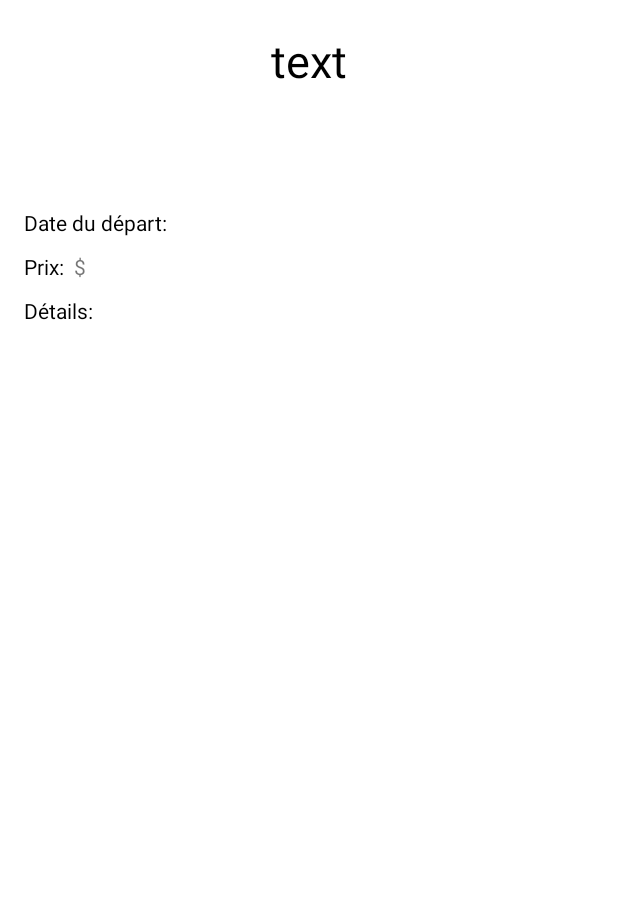
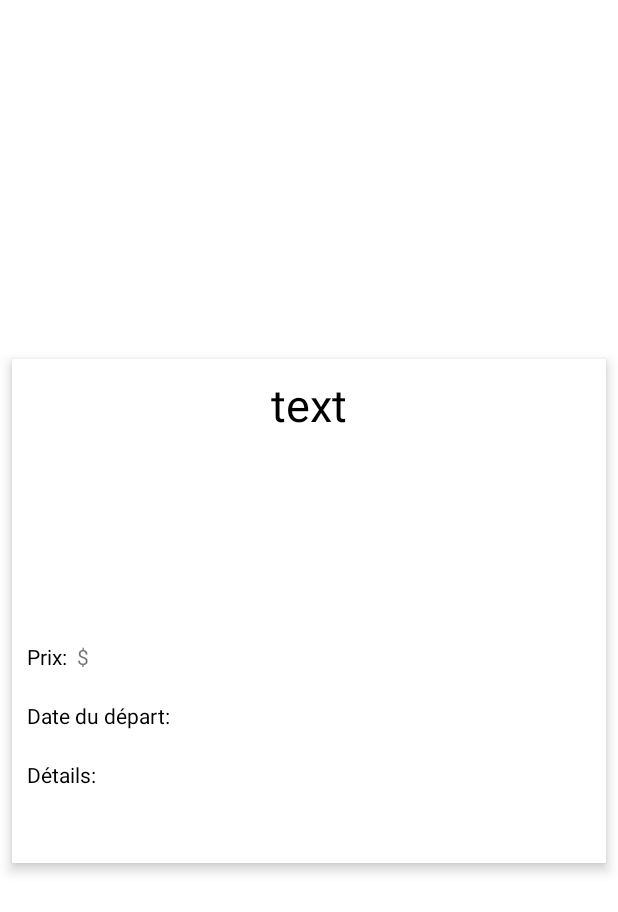
Before and after one commit to rjmo/Circuits, an Android app: the layout lister_circuits_map.xml on its own in the app's theme, with its tools: preview values and no code run, on a phone screen of 412 x 824 dp. Shown: the top 912 px of the screen. Run offline under Robolectric (Android 15) with nearby library versions, the light colour scheme and no system bars; network calls fail.

Commit message:
un peu plus de style.

```diff
--- /dev/null
+++ b/app/src/main/res/drawable/item_focused.xml
@@ -0,0 +1,4 @@
+<?xml version="1.0" encoding="utf-8"?>
+<selector xmlns:android="http://schemas.android.com/apk/res/android">
+
+</selector>
--- /dev/null
+++ b/app/src/main/res/drawable/item_normal.xml
@@ -0,0 +1,4 @@
+<?xml version="1.0" encoding="utf-8"?>
+<selector xmlns:android="http://schemas.android.com/apk/res/android">
+
+</selector>
--- /dev/null
+++ b/app/src/main/res/drawable/item_selected.xml
@@ -0,0 +1,4 @@
+<?xml version="1.0" encoding="utf-8"?>
+<selector xmlns:android="http://schemas.android.com/apk/res/android">
+
+</selector>
--- a/app/src/main/res/drawable/list_item_selector.xml
+++ b/app/src/main/res/drawable/list_item_selector.xml
@@ -1,6 +1,6 @@
 <?xml version="1.0" encoding="utf-8"?>
 <selector xmlns:android="http://schemas.android.com/apk/res/android">
-<!--    <item android:drawable="@drawable/item_selected" android:state_pressed="true"/>-->
-<!--    <item android:drawable="@drawable/item_focused" android:state_focused="true"/>-->
-<!--    <item android:drawable="@drawable/item_normal"/>-->
+    <item android:drawable="@drawable/item_selected" android:state_pressed="true"/>
+    <item android:drawable="@drawable/item_focused" android:state_focused="true"/>
+    <item android:drawable="@drawable/item_normal"/>
 </selector>
--- a/app/src/main/res/layout/lister_circuits_map.xml
+++ b/app/src/main/res/layout/lister_circuits_map.xml
@@ -8,12 +8,16 @@
 
     <LinearLayout
         android:id="@+id/linearLayoutMap"
-        android:layout_width="fill_parent"
-        android:layout_height="match_parent"
-        android:layout_marginStart="16dp"
-        android:layout_marginEnd="16dp"
+        android:layout_width="0dp"
+        android:layout_height="wrap_content"
+        android:layout_marginStart="8dp"
+        android:layout_marginEnd="8dp"
+        android:layout_marginBottom="10dp"
+        android:background="#FFFFFF"
+        android:elevation="5dp"
         android:orientation="vertical"
         app:layout_constraintBottom_toBottomOf="parent"
+        app:layout_constraintCircleRadius="10dp"
         app:layout_constraintEnd_toEndOf="parent"
         app:layout_constraintStart_toStartOf="parent"
         app:layout_constraintTop_toTopOf="parent">
@@ -22,53 +26,40 @@
             android:id="@+id/nomCircuit"
             android:layout_width="match_parent"
             android:layout_height="wrap_content"
+            android:padding="10dp"
             android:paddingTop="20dp"
             android:paddingBottom="20dp"
             android:text="text"
             android:textAlignment="center"
             android:textColor="@color/black"
-            android:textSize="30dp" />
+            android:textSize="30dp"
+            tools:padding="10dp" />
 
         <TextView
             android:id="@+id/descriptionCourteCircuit"
             android:layout_width="match_parent"
             android:layout_height="wrap_content"
+            android:padding="10dp"
             android:textAlignment="textStart" />
 
         <TextView
             android:id="@+id/descriptionLongueCircuit"
             android:layout_width="match_parent"
             android:layout_height="wrap_content"
+            android:padding="10dp"
             android:textAlignment="textStart" />
 
         <TextView
             android:id="@+id/infoGeneraleCircuit"
             android:layout_width="match_parent"
-            android:layout_height="wrap_content" />
+            android:layout_height="wrap_content"
+            android:padding="10dp" />
 
         <LinearLayout
             android:layout_width="wrap_content"
             android:layout_height="wrap_content"
             android:orientation="horizontal"
-            android:paddingBottom="10dp">
-
-            <TextView
-                android:id="@+id/datedepart"
-                android:layout_width="match_parent"
-                android:layout_height="wrap_content"
-                android:text="Date du départ: "
-                android:textColor="@color/black" />
-
-            <TextView
-                android:id="@+id/datePremierJourCircuit"
-                android:layout_width="match_parent"
-                android:layout_height="wrap_content" />
-        </LinearLayout>
-
-        <LinearLayout
-            android:layout_width="wrap_content"
-            android:layout_height="wrap_content"
-            android:orientation="horizontal"
+            android:padding="10dp"
             android:paddingBottom="10dp">
 
             <TextView
@@ -92,10 +83,31 @@
                 android:text=" $" />
         </LinearLayout>
 
+        <LinearLayout
+            android:layout_width="wrap_content"
+            android:layout_height="wrap_content"
+            android:orientation="horizontal"
+            android:padding="10dp"
+            android:paddingBottom="10dp">
+
+            <TextView
+                android:id="@+id/datedepart"
+                android:layout_width="match_parent"
+                android:layout_height="wrap_content"
+                android:text="Date du départ: "
+                android:textColor="@color/black" />
+
+            <TextView
+                android:id="@+id/datePremierJourCircuit"
+                android:layout_width="match_parent"
+                android:layout_height="wrap_content" />
+        </LinearLayout>
+
         <TextView
             android:id="@+id/textDetail"
             android:layout_width="match_parent"
             android:layout_height="wrap_content"
+            android:padding="10dp"
             android:text="Détails:"
             android:textColor="#000000" />
 
@@ -103,6 +115,7 @@
             android:id="@+id/detailVersement"
             android:layout_width="match_parent"
             android:layout_height="wrap_content"
+            android:padding="10dp"
             android:paddingBottom="10dp" />
     </LinearLayout>
 
```
Also changed, not shown: app/src/main/res/layout/activity_main.xml (+3 -17 lines).
